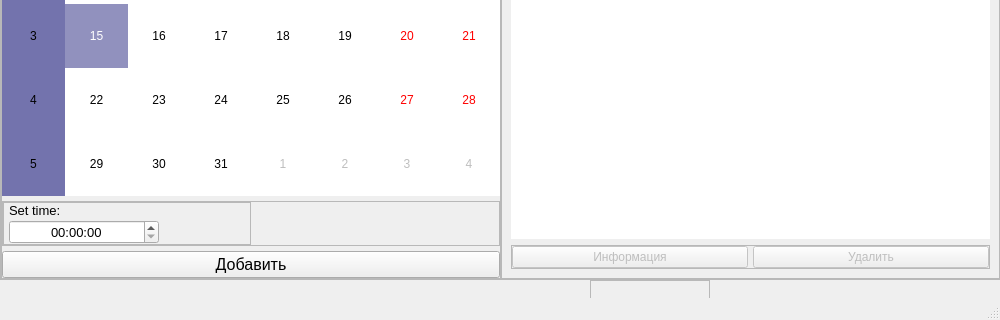
This is UI/calendar.ui in TmT4elovek/Everyday-Application as Qt 5 draws it before an edit; both pictures show x 0 to 1000 and y 280 to 600 of the 1000 by 600 pixel window. The edited form follows.
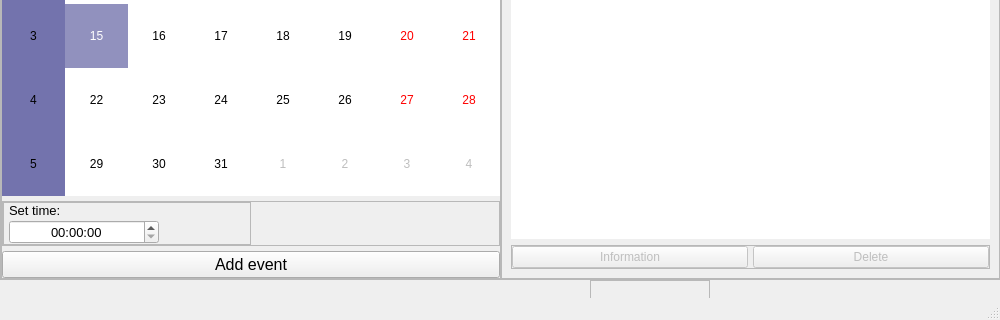
This is the edited form. Icons and pictures are not drawn.

Commit message: Calendar is done

What changed in the file:
```diff
--- a/UI/calendar.ui
+++ b/UI/calendar.ui
@@ -241,7 +241,7 @@
 </string>
           </property>
           <property name="text">
-           <string>Добавить</string>
+           <string>Add event</string>
           </property>
          </widget>
         </item>
@@ -424,7 +424,7 @@
 border-radius: 6px;</string>
              </property>
              <property name="text">
-              <string>Информация</string>
+              <string>Information</string>
              </property>
             </widget>
            </item>
@@ -448,7 +448,7 @@
 border-radius: 6px;</string>
              </property>
              <property name="text">
-              <string>Удалить</string>
+              <string>Delete</string>
              </property>
             </widget>
            </item>
```
Left out of the diff: 2 changed lines with no effect on the pictures. The commit also changes 12 other files.
